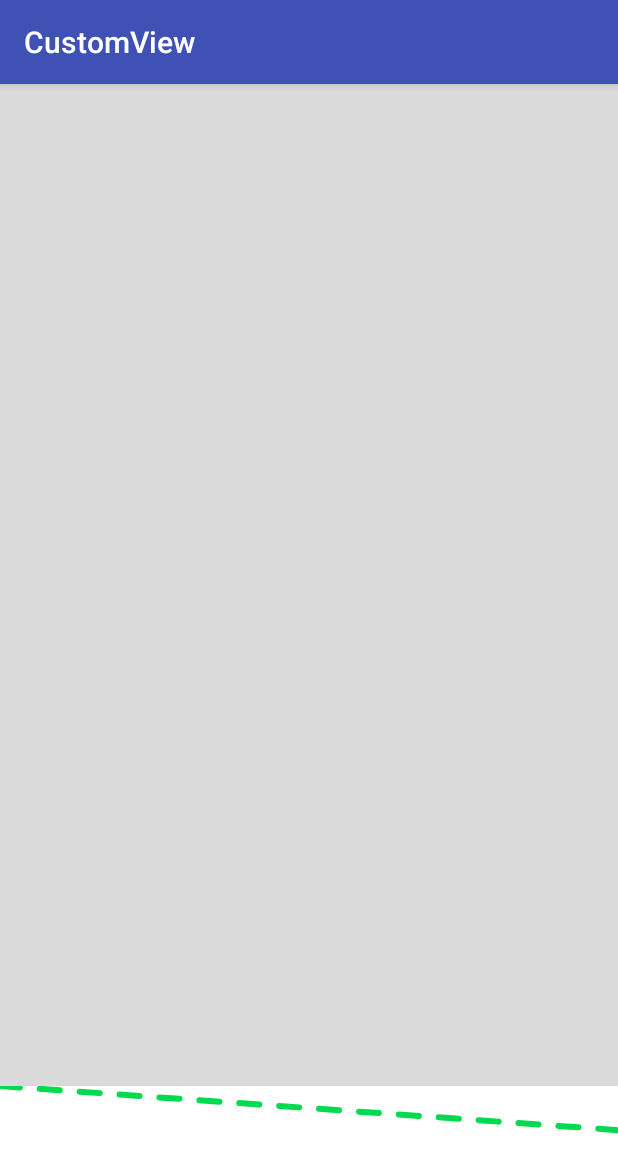
After one commit to vampire184/CustomView, an Android app: the LineActivity screen opened directly, with no data from a screen before it, on a phone screen of 412 x 824 dp. The commit adds this screen. Shown: the top 1173 px of the screen. Run offline under Robolectric (Android 15) with nearby library versions, the phone set to English and light mode, and no system bars; libraries missing offline, so code that uses them is left out: android.support.v7; Roboto replaces fonts that are not available here.

Commit message:
添加线段

```diff
--- a/app/build.gradle
+++ b/app/build.gradle
@@ -21,6 +21,7 @@ android {
 dependencies {
     implementation fileTree(include: ['*.jar'], dir: 'libs')
     implementation 'com.android.support:appcompat-v7:26.1.0'
+    implementation 'com.android.support.constraint:constraint-layout:1.1.2'
     testImplementation 'junit:junit:4.12'
     androidTestImplementation 'com.android.support.test:runner:1.0.1'
     androidTestImplementation 'com.android.support.test.espresso:espresso-core:3.0.1'
--- a/app/src/main/AndroidManifest.xml
+++ b/app/src/main/AndroidManifest.xml
@@ -10,13 +10,14 @@
         android:roundIcon="@mipmap/ic_launcher_round"
         android:supportsRtl="true"
         android:theme="@style/AppTheme">
-        <activity android:name="com.yangzhenyu.customview.MainActivity">
+        <activity android:name=".MainActivity">
             <intent-filter>
                 <action android:name="android.intent.action.MAIN" />
 
                 <category android:name="android.intent.category.LAUNCHER" />
             </intent-filter>
         </activity>
+        <activity android:name=".LineActivity"></activity>
     </application>
 
 </manifest>
--- /dev/null
+++ b/app/src/main/java/com/yangzhenyu/customview/LineActivity.java
@@ -0,0 +1,13 @@
+package com.yangzhenyu.customview;
+
+import android.support.v7.app.AppCompatActivity;
+import android.os.Bundle;
+
+public class LineActivity extends AppCompatActivity {
+
+    @Override
+    protected void onCreate(Bundle savedInstanceState) {
+        super.onCreate(savedInstanceState);
+        setContentView(R.layout.activity_line);
+    }
+}
--- /dev/null
+++ b/app/src/main/java/com/yangzhenyu/customview/LineView.java
@@ -0,0 +1,90 @@
+package com.yangzhenyu.customview;
+
+import android.content.Context;
+import android.graphics.Canvas;
+import android.graphics.Color;
+import android.graphics.DashPathEffect;
+import android.graphics.Paint;
+import android.graphics.Path;
+import android.graphics.PathEffect;
+import android.graphics.Rect;
+import android.graphics.RectF;
+import android.support.annotation.Nullable;
+import android.util.AttributeSet;
+import android.view.View;
+
+/**
+ * Created by yangzhenyu on 2018/4/26.
+ */
+
+public class LineView extends View {
+    private static final String TAG = "circle";
+    private Paint greenPaint;
+    private int offset = 6;
+    private Path path;
+
+    public LineView(Context context) {
+        this(context,null);
+    }
+
+    public LineView(Context context, @Nullable AttributeSet attrs) {
+        this(context, attrs,0);
+    }
+
+    public LineView(Context context, @Nullable AttributeSet attrs, int defStyleAttr) {
+        super(context, attrs, defStyleAttr);
+        initPaint();
+    }
+
+    private void initPaint() {
+        path = new Path();
+        path.moveTo(0,0);
+        path.quadTo(0,0,700,50);
+        PathEffect effect = new DashPathEffect(new float[]{20,20},0);
+
+        greenPaint = new Paint();
+        greenPaint.setAntiAlias(true);
+        greenPaint.setStrokeWidth(offset);
+        greenPaint.setStyle(Paint.Style.STROKE);
+        greenPaint.setStrokeCap(Paint.Cap.ROUND);
+        greenPaint.setColor(Color.parseColor("#00da4e"));
+        greenPaint.setPathEffect(effect);
+    }
+
+    @Override
+    protected void onMeasure(int widthMeasureSpec, int heightMeasureSpec) {
+        super.onMeasure(widthMeasureSpec, heightMeasureSpec);
+        int width = getMySize(100,widthMeasureSpec);
+        int height = getMySize(100,heightMeasureSpec);
+        setMeasuredDimension(width,height);
+    }
+
+    private int getMySize(int defaultSize,int measureSpec){
+        int mySize = defaultSize;
+        int mode = MeasureSpec.getMode(measureSpec);
+        int size = MeasureSpec.getSize(measureSpec);
+        switch (mode){
+            case MeasureSpec.UNSPECIFIED:
+                mySize = defaultSize;
+                break;
+            case MeasureSpec.AT_MOST:
+                mySize = defaultSize;
+                break;
+            case MeasureSpec.EXACTLY:
+                mySize = size;
+                break;
+            default:
+                break;
+        }
+        return mySize;
+    }
+
+    @Override
+    protected void onDraw(Canvas canvas) {
+        super.onDraw(canvas);
+        canvas.drawColor(Color.parseColor("#ffffff"));
+
+        canvas.drawPath(path,greenPaint);
+
+    }
+}
--- /dev/null
+++ b/app/src/main/res/layout/activity_line.xml
@@ -0,0 +1,14 @@
+<?xml version="1.0" encoding="utf-8"?>
+<RelativeLayout xmlns:android="http://schemas.android.com/apk/res/android"
+    xmlns:app="http://schemas.android.com/apk/res-auto"
+    xmlns:tools="http://schemas.android.com/tools"
+    android:layout_width="match_parent"
+    android:layout_height="match_parent"
+    android:background="#21000000">
+
+    <com.yangzhenyu.customview.LineView
+        android:layout_alignParentBottom="true"
+        android:layout_width="match_parent"
+        android:layout_height="100dp" />
+
+</RelativeLayout>
--- a/app/src/main/res/layout/activity_main.xml
+++ b/app/src/main/res/layout/activity_main.xml
@@ -13,6 +13,11 @@
         android:layout_width="wrap_content"
         android:layout_height="match_parent"
         android:orientation="vertical">
+        <Button
+            android:id="@+id/show_second_view"
+            android:layout_width="wrap_content"
+            android:layout_height="wrap_content"
+            android:text="显示lineView"/>
 
         <com.yangzhenyu.customview.TaijiView
             android:id="@+id/taiji_view"
```
Also changed, not shown: app/src/main/java/com/yangzhenyu/customview/MainActivity.java (+19 -1 lines).
